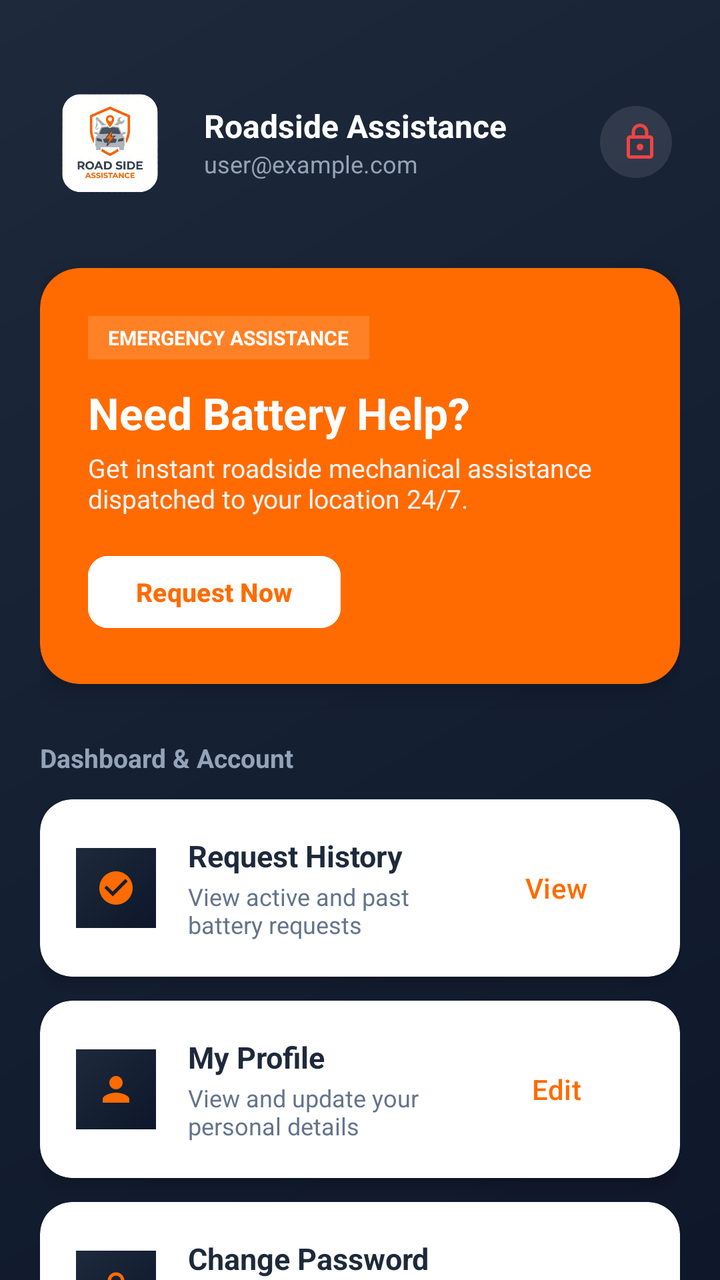
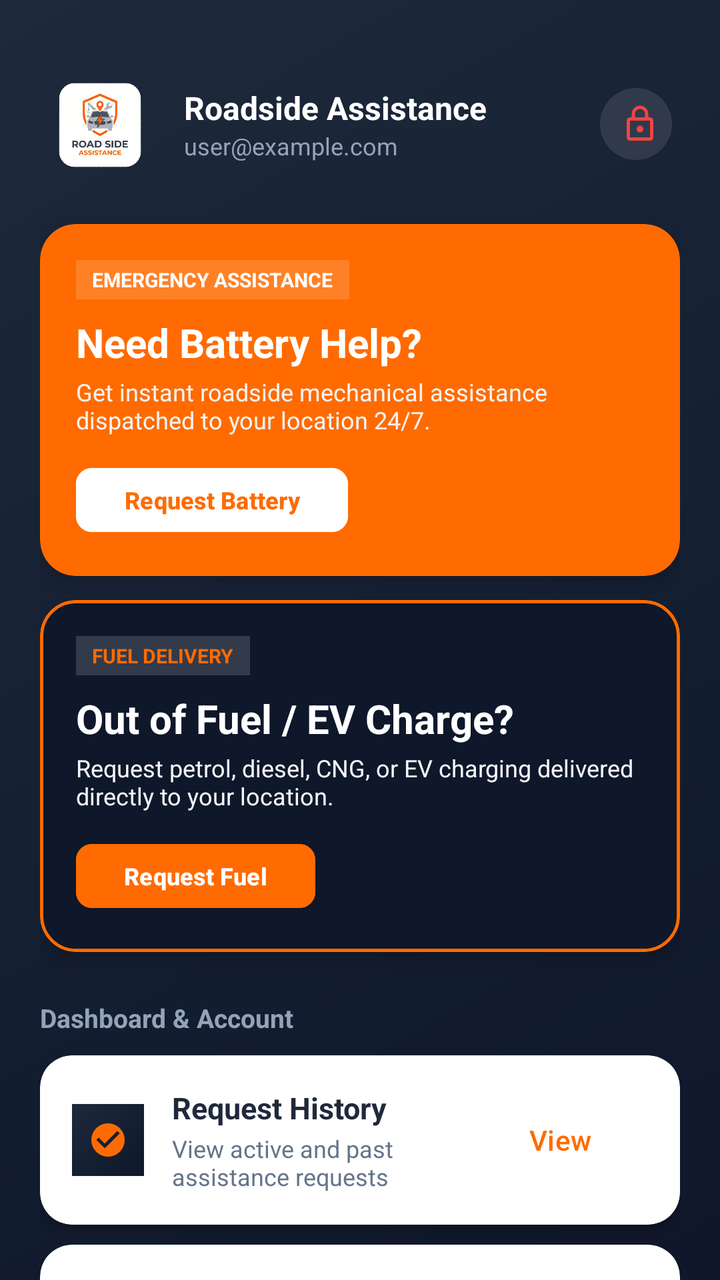

Compare the two renders of this Android layout. The source of the first and the diff that turns it into the second are given below.
<!-- AndroidManifest.xml: application theme Theme.RoadSideAssistance -->
<!-- res/layout/activity_main.xml -->
<?xml version="1.0" encoding="utf-8"?>
<androidx.coordinatorlayout.widget.CoordinatorLayout xmlns:android="http://schemas.android.com/apk/res/android"
    xmlns:app="http://schemas.android.com/apk/res-auto"
    xmlns:tools="http://schemas.android.com/tools"
    android:id="@+id/main"
    android:layout_width="match_parent"
    android:layout_height="match_parent"
    android:background="@drawable/splash_bg_gradient"
    tools:context=".MainActivity">

    <androidx.core.widget.NestedScrollView
        android:layout_width="match_parent"
        android:layout_height="match_parent"
        android:fillViewport="true">

        <LinearLayout
            android:layout_width="match_parent"
            android:layout_height="wrap_content"
            android:orientation="vertical"
            android:padding="20dp"
            android:paddingBottom="36dp">

            
            <LinearLayout
                android:layout_width="match_parent"
                android:layout_height="wrap_content"
                android:gravity="center_vertical"
                android:orientation="horizontal"
                android:paddingTop="16dp"
                android:paddingBottom="16dp">

                <ImageView
                    android:layout_width="70dp"
                    android:layout_height="70dp"
                    android:adjustViewBounds="true"
                    android:contentDescription="@string/app_name"
                    android:scaleType="fitCenter"
                    android:src="@drawable/logo_new" />

                <LinearLayout
                    android:layout_width="0dp"
                    android:layout_height="wrap_content"
                    android:layout_marginStart="12dp"
                    android:layout_weight="1"
                    android:orientation="vertical">

                    <TextView
                        android:layout_width="wrap_content"
                        android:layout_height="wrap_content"
                        android:text="@string/app_name"
                        android:textColor="@color/text_white"
                        android:textSize="16sp"
                        android:textStyle="bold" />

                    <TextView
                        android:id="@+id/tvUserInfo"
                        android:layout_width="wrap_content"
                        android:layout_height="wrap_content"
                        android:text="user@example.com"
                        android:textColor="@color/text_muted"
                        android:textSize="12sp"
                        android:maxLines="1"
                        android:ellipsize="middle" />

                </LinearLayout>

                <com.google.android.material.button.MaterialButton
                    android:id="@+id/btnLogout"
                    style="@style/Widget.Material3.Button.IconButton"
                    android:layout_width="44dp"
                    android:layout_height="44dp"
                    app:icon="@drawable/ic_lock"
                    app:iconTint="@color/error_red"
                    app:backgroundTint="#1AFFFFFF" />

            </LinearLayout>

            
            <com.google.android.material.card.MaterialCardView
                android:id="@+id/cardRequestBattery"
                android:layout_width="match_parent"
                android:layout_height="wrap_content"
                android:layout_marginTop="12dp"
                app:cardBackgroundColor="@color/primary_orange"
                app:cardCornerRadius="20dp"
                app:cardElevation="8dp"
                app:strokeWidth="0dp">

                <LinearLayout
                    android:layout_width="match_parent"
                    android:layout_height="wrap_content"
                    android:orientation="vertical"
                    android:padding="24dp">

                    <TextView
                        android:layout_width="wrap_content"
                        android:layout_height="wrap_content"
                        android:background="#26FFFFFF"
                        android:paddingStart="10dp"
                        android:paddingTop="4dp"
                        android:paddingEnd="10dp"
                        android:paddingBottom="4dp"
                        android:text="EMERGENCY ASSISTANCE"
                        android:textColor="@color/text_white"
                        android:textSize="10sp"
                        android:textStyle="bold" />

                    <TextView
                        android:layout_width="match_parent"
                        android:layout_height="wrap_content"
                        android:layout_marginTop="12dp"
                        android:text="Need Battery Help?"
                        android:textColor="@color/text_white"
                        android:textSize="22sp"
                        android:textStyle="bold" />

                    <TextView
                        android:layout_width="match_parent"
                        android:layout_height="wrap_content"
                        android:layout_marginTop="4dp"
                        android:text="Get instant roadside mechanical assistance dispatched to your location 24/7."
                        android:textColor="#F3F4F6"
                        android:textSize="13sp" />

                    <com.google.android.material.button.MaterialButton
                        android:id="@+id/btnRequestBattery"
                        android:layout_width="wrap_content"
                        android:layout_height="44dp"
                        android:layout_marginTop="16dp"
                        android:backgroundTint="@color/card_bg"
                        android:text="Request Now"
                        android:textColor="@color/primary_orange"
                        android:textSize="13sp"
                        android:textStyle="bold"
                        app:cornerRadius="10dp"
                        app:elevation="0dp" />

                </LinearLayout>

            </com.google.android.material.card.MaterialCardView>

            
            <TextView
                android:layout_width="wrap_content"
                android:layout_height="wrap_content"
                android:layout_marginTop="28dp"
                android:layout_marginBottom="12dp"
                android:text="Dashboard &amp; Account"
                android:textColor="@color/text_muted"
                android:textSize="13sp"
                android:textStyle="bold" />

            
            <LinearLayout
                android:layout_width="match_parent"
                android:layout_height="wrap_content"
                android:orientation="vertical">

                
                <com.google.android.material.card.MaterialCardView
                    android:id="@+id/cardViewHistory"
                    android:layout_width="match_parent"
                    android:layout_height="wrap_content"
                    android:layout_marginBottom="12dp"
                    app:cardBackgroundColor="@color/card_bg"
                    app:cardCornerRadius="16dp"
                    app:cardElevation="4dp"
                    app:strokeWidth="0dp">

                    <LinearLayout
                        android:layout_width="match_parent"
                        android:layout_height="wrap_content"
                        android:gravity="center_vertical"
                        android:orientation="horizontal"
                        android:padding="18dp">

                        <ImageView
                            android:layout_width="40dp"
                            android:layout_height="40dp"
                            android:background="@drawable/splash_bg_gradient"
                            android:padding="10dp"
                            android:src="@drawable/ic_check_circle"
                            app:tint="@color/primary_orange" />

                        <LinearLayout
                            android:layout_width="0dp"
                            android:layout_height="wrap_content"
                            android:layout_marginStart="16dp"
                            android:layout_weight="1"
                            android:orientation="vertical">

                            <TextView
                                android:layout_width="wrap_content"
                                android:layout_height="wrap_content"
                                android:text="Request History"
                                android:textColor="@color/text_primary"
                                android:textSize="15sp"
                                android:textStyle="bold" />

                            <TextView
                                android:layout_width="wrap_content"
                                android:layout_height="wrap_content"
                                android:layout_marginTop="2dp"
                                android:text="View active and past battery requests"
                                android:textColor="@color/text_secondary"
                                android:textSize="12sp" />

                        </LinearLayout>

                        <com.google.android.material.button.MaterialButton
                            android:id="@+id/btnViewHistory"
                            style="@style/Widget.Material3.Button.TextButton"
                            android:layout_width="wrap_content"
                            android:layout_height="wrap_content"
                            android:text="View"
                            android:textColor="@color/primary_orange" />

                    </LinearLayout>

                </com.google.android.material.card.MaterialCardView>

                
                <com.google.android.material.card.MaterialCardView
                    android:id="@+id/cardViewProfile"
                    android:layout_width="match_parent"
                    android:layout_height="wrap_content"
                    android:layout_marginBottom="12dp"
                    app:cardBackgroundColor="@color/card_bg"
                    app:cardCornerRadius="16dp"
                    app:cardElevation="4dp"
                    app:strokeWidth="0dp">

                    <LinearLayout
                        android:layout_width="match_parent"
                        android:layout_height="wrap_content"
                        android:gravity="center_vertical"
                        android:orientation="horizontal"
                        android:padding="18dp">

                        <ImageView
                            android:layout_width="40dp"
                            android:layout_height="40dp"
                            android:background="@drawable/splash_bg_gradient"
                            android:padding="10dp"
                            android:src="@drawable/ic_person"
                            app:tint="@color/primary_orange" />

                        <LinearLayout
                            android:layout_width="0dp"
                            android:layout_height="wrap_content"
                            android:layout_marginStart="16dp"
                            android:layout_weight="1"
                            android:orientation="vertical">

                            <TextView
                                android:layout_width="wrap_content"
                                android:layout_height="wrap_content"
                                android:text="My Profile"
                                android:textColor="@color/text_primary"
                                android:textSize="15sp"
                                android:textStyle="bold" />

                            <TextView
                                android:layout_width="wrap_content"
                                android:layout_height="wrap_content"
                                android:layout_marginTop="2dp"
                                android:text="View and update your personal details"
                                android:textColor="@color/text_secondary"
                                android:textSize="12sp" />

                        </LinearLayout>

                        <com.google.android.material.button.MaterialButton
                            android:id="@+id/btnViewProfile"
                            style="@style/Widget.Material3.Button.TextButton"
                            android:layout_width="wrap_content"
                            android:layout_height="wrap_content"
                            android:text="Edit"
                            android:textColor="@color/primary_orange" />

                    </LinearLayout>

                </com.google.android.material.card.MaterialCardView>

                
                <com.google.android.material.card.MaterialCardView
                    android:id="@+id/cardChangePassword"
                    android:layout_width="match_parent"
                    android:layout_height="wrap_content"
                    android:layout_marginBottom="12dp"
                    app:cardBackgroundColor="@color/card_bg"
                    app:cardCornerRadius="16dp"
                    app:cardElevation="4dp"
                    app:strokeWidth="0dp">

                    <LinearLayout
                        android:layout_width="match_parent"
                        android:layout_height="wrap_content"
                        android:gravity="center_vertical"
                        android:orientation="horizontal"
                        android:padding="18dp">

                        <ImageView
                            android:layout_width="40dp"
                            android:layout_height="40dp"
                            android:background="@drawable/splash_bg_gradient"
                            android:padding="10dp"
                            android:src="@drawable/ic_lock"
                            app:tint="@color/primary_orange" />

                        <LinearLayout
                            android:layout_width="0dp"
                            android:layout_height="wrap_content"
                            android:layout_marginStart="16dp"
                            android:layout_weight="1"
                            android:orientation="vertical">

                            <TextView
                                android:layout_width="wrap_content"
                                android:layout_height="wrap_content"
                                android:text="Change Password"
                                android:textColor="@color/text_primary"
                                android:textSize="15sp"
                                android:textStyle="bold" />

                            <TextView
                                android:layout_width="wrap_content"
                                android:layout_height="wrap_content"
                                android:layout_marginTop="2dp"
                                android:text="Update your account password securely"
                                android:textColor="@color/text_secondary"
                                android:textSize="12sp" />

                        </LinearLayout>

                        <com.google.android.material.button.MaterialButton
                            android:id="@+id/btnChangePassword"
                            style="@style/Widget.Material3.Button.TextButton"
                            android:layout_width="wrap_content"
                            android:layout_height="wrap_content"
                            android:text="Update"
                            android:textColor="@color/primary_orange" />

                    </LinearLayout>

                </com.google.android.material.card.MaterialCardView>

            </LinearLayout>

        </LinearLayout>

    </androidx.core.widget.NestedScrollView>

</androidx.coordinatorlayout.widget.CoordinatorLayout>
<!-- resources referenced by this layout -->
<resources>
  <color name="card_bg">#FFFFFF</color>
  <color name="error_red">#EF4444</color>
  <color name="primary_orange">#FF6B00</color>
  <color name="text_muted">#94A3B8</color>
  <color name="text_primary">#1E293B</color>
  <color name="text_secondary">#64748B</color>
  <color name="text_white">#FFFFFF</color>
  <!-- drawable ic_check_circle (drawable) -->
  <vector xmlns:android="http://schemas.android.com/apk/res/android"
      android:width="24dp"
      android:height="24dp"
      android:viewportWidth="24"
      android:viewportHeight="24">
    <path
        android:fillColor="@color/success_green"
        android:pathData="M12,2C6.48,2 2,6.48 2,12s4.48,10 10,10 10,-4.48 10,-10S17.52,2 12,2zM10,17l-5,-5 1.41,-1.41L10,14.17l7.59,-7.59L19,8l-9,9z"/>
  </vector>
  <!-- drawable ic_lock (drawable) -->
  <vector xmlns:android="http://schemas.android.com/apk/res/android"
      android:width="24dp"
      android:height="24dp"
      android:viewportWidth="24"
      android:viewportHeight="24">
    <path
        android:fillColor="@color/icon_tint"
        android:pathData="M18,8h-1V6c0,-2.76 -2.24,-5 -5,-5S7,3.24 7,6v2H6c-1.1,0 -2,0.9 -2,2v10c0,1.1 0.9,2 2,2h12c1.1,0 2,-0.9 2,-2V10c0,-1.1 -0.9,-2 -2,-2zM9,6c0,-1.66 1.34,-3 3,-3s3,1.34 3,3v2H9V6zM18,20H6V10h12v10zM12,13c-1.1,0 -2,0.9 -2,2s0.9,2 2,2 2,-0.9 2,-2 -0.9,-2 -2,-2z"/>
  </vector>
  <!-- drawable ic_person (drawable) -->
  <vector xmlns:android="http://schemas.android.com/apk/res/android"
      android:width="24dp"
      android:height="24dp"
      android:viewportWidth="24"
      android:viewportHeight="24">
    <path
        android:fillColor="@color/icon_tint"
        android:pathData="M12,12c2.21,0 4,-1.79 4,-4s-1.79,-4 -4,-4 -4,1.79 -4,4 1.79,4 4,4zM12,14c-2.67,0 -8,1.34 -8,4v2h16v-2c0,-2.66 -5.33,-4 -8,-4z"/>
  </vector>
  <!-- drawable logo_new: png bitmap (drawable, 132657 bytes) -->
  <!-- drawable splash_bg_gradient (drawable) -->
  <?xml version="1.0" encoding="utf-8"?>
  <shape xmlns:android="http://schemas.android.com/apk/res/android"
      android:shape="rectangle">
      <gradient
          android:angle="135"
          android:startColor="@color/splash_bg_start"
          android:centerColor="#152033"
          android:endColor="@color/splash_bg_end"
          android:type="linear" />
  </shape>
  <string name="app_name">Roadside Assistance</string>
  <style name="Theme.RoadSideAssistance" parent="Base.Theme.RoadSideAssistance" />
  <color name="success_green">#10B981</color>
  <color name="icon_tint">#64748B</color>
  <color name="splash_bg_start">#0F172A</color>
  <color name="splash_bg_end">#1E293B</color>
  <style name="Base.Theme.RoadSideAssistance" parent="Theme.Material3.DayNight.NoActionBar">
          
          
      </style>
</resources>

<!-- the commit's change to res/layout/activity_main.xml (unified diff, before → after) -->
@@ -26,12 +26,12 @@
                 android:layout_height="wrap_content"
                 android:gravity="center_vertical"
                 android:orientation="horizontal"
-                android:paddingTop="16dp"
-                android:paddingBottom="16dp">
+                android:paddingTop="12dp"
+                android:paddingBottom="12dp">
 
                 <ImageView
-                    android:layout_width="70dp"
-                    android:layout_height="70dp"
+                    android:layout_width="60dp"
+                    android:layout_height="60dp"
                     android:adjustViewBounds="true"
                     android:contentDescription="@string/app_name"
                     android:scaleType="fitCenter"
@@ -80,26 +80,26 @@
                 android:id="@+id/cardRequestBattery"
                 android:layout_width="match_parent"
                 android:layout_height="wrap_content"
-                android:layout_marginTop="12dp"
+                android:layout_marginTop="8dp"
                 app:cardBackgroundColor="@color/primary_orange"
-                app:cardCornerRadius="20dp"
-                app:cardElevation="8dp"
+                app:cardCornerRadius="18dp"
+                app:cardElevation="6dp"
                 app:strokeWidth="0dp">
 
                 <LinearLayout
                     android:layout_width="match_parent"
                     android:layout_height="wrap_content"
                     android:orientation="vertical"
-                    android:padding="24dp">
+                    android:padding="18dp">
 
                     <TextView
                         android:layout_width="wrap_content"
                         android:layout_height="wrap_content"
                         android:background="#26FFFFFF"
-                        android:paddingStart="10dp"
-                        android:paddingTop="4dp"
-                        android:paddingEnd="10dp"
-                        android:paddingBottom="4dp"
+                        android:paddingStart="8dp"
+                        android:paddingTop="3dp"
+                        android:paddingEnd="8dp"
+                        android:paddingBottom="3dp"
                         android:text="EMERGENCY ASSISTANCE"
                         android:textColor="@color/text_white"
                         android:textSize="10sp"
@@ -108,31 +108,96 @@
                     <TextView
                         android:layout_width="match_parent"
                         android:layout_height="wrap_content"
-                        android:layout_marginTop="12dp"
+                        android:layout_marginTop="8dp"
                         android:text="Need Battery Help?"
                         android:textColor="@color/text_white"
-                        android:textSize="22sp"
+                        android:textSize="20sp"
                         android:textStyle="bold" />
 
                     <TextView
                         android:layout_width="match_parent"
                         android:layout_height="wrap_content"
-                        android:layout_marginTop="4dp"
+                        android:layout_marginTop="3dp"
                         android:text="Get instant roadside mechanical assistance dispatched to your location 24/7."
                         android:textColor="#F3F4F6"
-                        android:textSize="13sp" />
+                        android:textSize="12sp" />
 
                     <com.google.android.material.button.MaterialButton
                         android:id="@+id/btnRequestBattery"
                         android:layout_width="wrap_content"
-                        android:layout_height="44dp"
-                        android:layout_marginTop="16dp"
+                        android:layout_height="40dp"
+                        android:layout_marginTop="12dp"
                         android:backgroundTint="@color/card_bg"
-                        android:text="Request Now"
+                        android:text="Request Battery"
                         android:textColor="@color/primary_orange"
-                        android:textSize="13sp"
+                        android:textSize="12sp"
                         android:textStyle="bold"
-                        app:cornerRadius="10dp"
+                        app:cornerRadius="8dp"
+                        app:elevation="0dp" />
+
+                </LinearLayout>
+
+            </com.google.android.material.card.MaterialCardView>
+
+            
+            <com.google.android.material.card.MaterialCardView
+                android:id="@+id/cardRequestFuel"
+                android:layout_width="match_parent"
+                android:layout_height="wrap_content"
+                android:layout_marginTop="12dp"
+                app:cardBackgroundColor="@color/splash_bg_start"
+                app:cardCornerRadius="18dp"
+                app:cardElevation="6dp"
+                app:strokeColor="@color/primary_orange"
+                app:strokeWidth="1.5dp">
+
+                <LinearLayout
+                    android:layout_width="match_parent"
+                    android:layout_height="wrap_content"
+                    android:orientation="vertical"
+                    android:padding="18dp">
+
+                    <TextView
+                        android:layout_width="wrap_content"
+                        android:layout_height="wrap_content"
+                        android:background="#26FFFFFF"
+                        android:paddingStart="8dp"
+                        android:paddingTop="3dp"
+                        android:paddingEnd="8dp"
+                        android:paddingBottom="3dp"
+                        android:text="FUEL DELIVERY"
+                        android:textColor="@color/primary_orange"
+                        android:textSize="10sp"
+                        android:textStyle="bold" />
+
+                    <TextView
+                        android:layout_width="match_parent"
+                        android:layout_height="wrap_content"
+                        android:layout_marginTop="8dp"
+                        android:text="Out of Fuel / EV Charge?"
+                        android:textColor="@color/text_white"
+                        android:textSize="20sp"
+                        android:textStyle="bold" />
+
+                    <TextView
+                        android:layout_width="match_parent"
+                        android:layout_height="wrap_content"
+                        android:layout_marginTop="3dp"
+                        android:text="Request petrol, diesel, CNG, or EV charging delivered directly to your location."
+                        android:textColor="#F3F4F6"
+                        android:textSize="12sp" />
+
+                    <com.google.android.material.button.MaterialButton
+                        android:id="@+id/btnRequestFuel"
+                        android:layout_width="wrap_content"
+                        android:layout_height="40dp"
+                        android:layout_marginTop="12dp"
+                        android:backgroundTint="@color/primary_orange"
+                        android:text="Request Fuel"
+                        android:textColor="@color/text_white"
+                        android:textSize="12sp"
+                        android:textStyle="bold"
+                        app:cornerRadius="8dp"
                         app:elevation="0dp" />
 
                 </LinearLayout>
@@ -143,8 +208,8 @@
             <TextView
                 android:layout_width="wrap_content"
                 android:layout_height="wrap_content"
-                android:layout_marginTop="28dp"
-                android:layout_marginBottom="12dp"
+                android:layout_marginTop="24dp"
+                android:layout_marginBottom="10dp"
                 android:text="Dashboard &amp; Account"
                 android:textColor="@color/text_muted"
                 android:textSize="13sp"
@@ -161,7 +226,7 @@
                     android:id="@+id/cardViewHistory"
                     android:layout_width="match_parent"
                     android:layout_height="wrap_content"
-                    android:layout_marginBottom="12dp"
+                    android:layout_marginBottom="10dp"
                     app:cardBackgroundColor="@color/card_bg"
                     app:cardCornerRadius="16dp"
                     app:cardElevation="4dp"
@@ -172,20 +237,20 @@
                         android:layout_height="wrap_content"
                         android:gravity="center_vertical"
                         android:orientation="horizontal"
-                        android:padding="18dp">
+                        android:padding="16dp">
 
                         <ImageView
-                            android:layout_width="40dp"
-                            android:layout_height="40dp"
+                            android:layout_width="36dp"
+                            android:layout_height="36dp"
                             android:background="@drawable/splash_bg_gradient"
-                            android:padding="10dp"
+                            android:padding="8dp"
                             android:src="@drawable/ic_check_circle"
                             app:tint="@color/primary_orange" />
 
                         <LinearLayout
                             android:layout_width="0dp"
                             android:layout_height="wrap_content"
-                            android:layout_marginStart="16dp"
+                            android:layout_marginStart="14dp"
                             android:layout_weight="1"
                             android:orientation="vertical">
 
@@ -201,7 +266,7 @@
                                 android:layout_width="wrap_content"
                                 android:layout_height="wrap_content"
                                 android:layout_marginTop="2dp"
-                                android:text="View active and past battery requests"
+                                android:text="View active and past assistance requests"
                                 android:textColor="@color/text_secondary"
                                 android:textSize="12sp" />
 
@@ -224,7 +289,7 @@
                     android:id="@+id/cardViewProfile"
                     android:layout_width="match_parent"
                     android:layout_height="wrap_content"
-                    android:layout_marginBottom="12dp"
+                    android:layout_marginBottom="10dp"
                     app:cardBackgroundColor="@color/card_bg"
                     app:cardCornerRadius="16dp"
                     app:cardElevation="4dp"
@@ -235,20 +300,20 @@
                         android:layout_height="wrap_content"
                         android:gravity="center_vertical"
                         android:orientation="horizontal"
-                        android:padding="18dp">
+                        android:padding="16dp">
 
                         <ImageView
-                            android:layout_width="40dp"
-                            android:layout_height="40dp"
+                            android:layout_width="36dp"
+                            android:layout_height="36dp"
                             android:background="@drawable/splash_bg_gradient"
-                            android:padding="10dp"
+                            android:padding="8dp"
                             android:src="@drawable/ic_person"
                             app:tint="@color/primary_orange" />
 
                         <LinearLayout
                             android:layout_width="0dp"
                             android:layout_height="wrap_content"
-                            android:layout_marginStart="16dp"
+                            android:layout_marginStart="14dp"
                             android:layout_weight="1"
                             android:orientation="vertical">
 
@@ -287,7 +352,7 @@
                     android:id="@+id/cardChangePassword"
                     android:layout_width="match_parent"
                     android:layout_height="wrap_content"
-                    android:layout_marginBottom="12dp"
+                    android:layout_marginBottom="10dp"
                     app:cardBackgroundColor="@color/card_bg"
                     app:cardCornerRadius="16dp"
                     app:cardElevation="4dp"
@@ -298,20 +363,20 @@
                         android:layout_height="wrap_content"
                         android:gravity="center_vertical"
                         android:orientation="horizontal"
-                        android:padding="18dp">
+                        android:padding="16dp">
 
                         <ImageView
-                            android:layout_width="40dp"
-                            android:layout_height="40dp"
+                            android:layout_width="36dp"
+                            android:layout_height="36dp"
                             android:background="@drawable/splash_bg_gradient"
-                            android:padding="10dp"
+                            android:padding="8dp"
                             android:src="@drawable/ic_lock"
                             app:tint="@color/primary_orange" />
 
                         <LinearLayout
                             android:layout_width="0dp"
                             android:layout_height="wrap_content"
-                            android:layout_marginStart="16dp"
+                            android:layout_marginStart="14dp"
                             android:layout_weight="1"
                             android:orientation="vertical">
 
